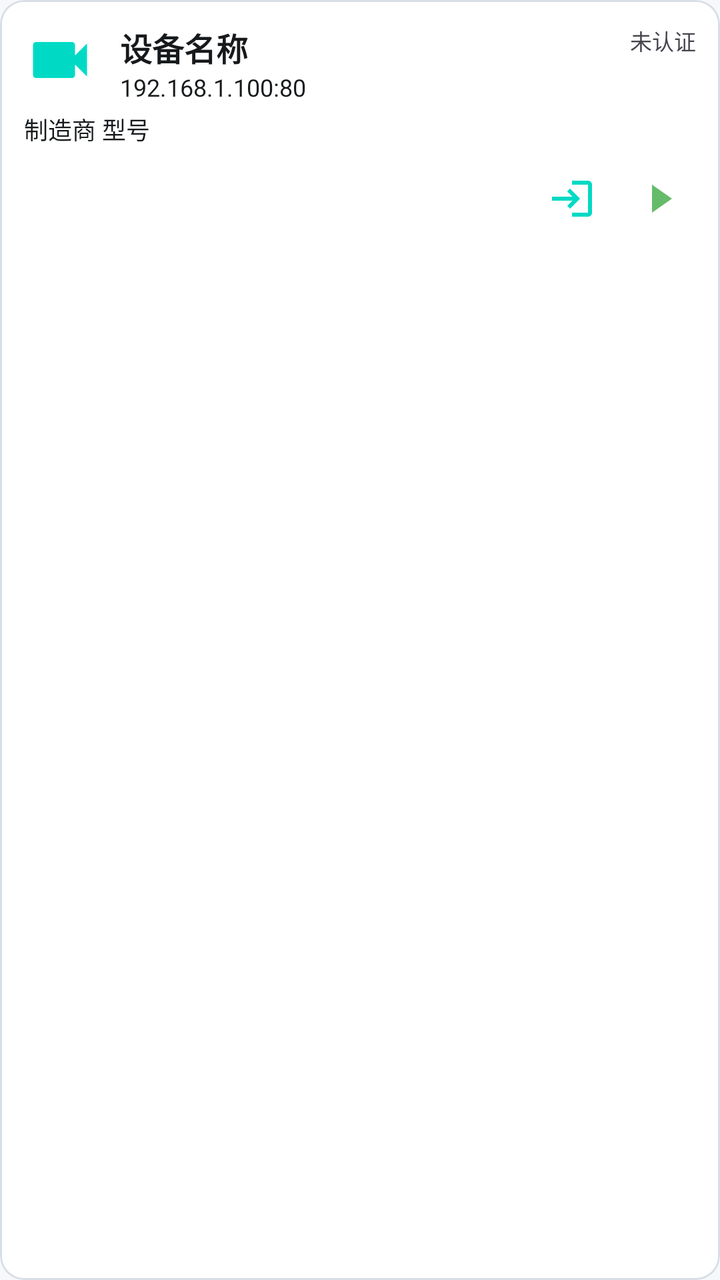
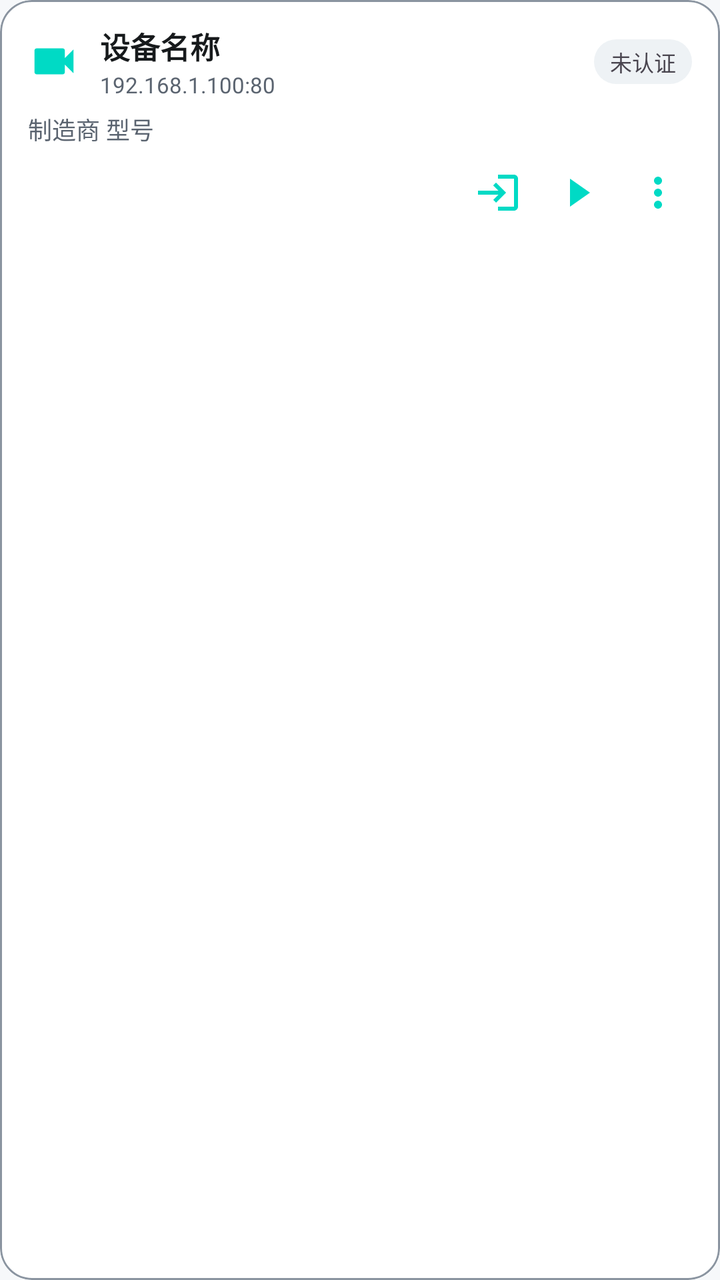

Screens rendered from an Android XML layout before and after an edit, with the pre-edit source and the edit as a unified diff.
<!-- AndroidManifest.xml: application theme Theme.NetworkTool -->
<!-- res/layout/item_onvif_device.xml -->
<?xml version="1.0" encoding="utf-8"?>
<com.google.android.material.card.MaterialCardView xmlns:android="http://schemas.android.com/apk/res/android"
    xmlns:app="http://schemas.android.com/apk/res-auto"
    android:id="@+id/cardView"
    android:layout_width="match_parent"
    android:layout_height="wrap_content"
    android:layout_margin="8dp"
    app:cardCornerRadius="12dp"
    app:cardElevation="0dp">

    <LinearLayout
        android:layout_width="match_parent"
        android:layout_height="wrap_content"
        android:orientation="vertical"
        android:padding="12dp">

        
        <LinearLayout
            android:layout_width="match_parent"
            android:layout_height="wrap_content"
            android:orientation="horizontal">

            <ImageView
                android:layout_width="36dp"
                android:layout_height="36dp"
                android:src="@drawable/ic_videocam"
                app:tint="?attr/colorAccent" />

            <LinearLayout
                android:layout_width="0dp"
                android:layout_height="wrap_content"
                android:layout_marginStart="12dp"
                android:layout_weight="1"
                android:orientation="vertical">

                <TextView
                    android:id="@+id/nameText"
                    android:layout_width="match_parent"
                    android:layout_height="wrap_content"
                    android:text="设备名称"
                    android:textColor="?attr/colorOnSurface"
                    android:textSize="16sp"
                    android:textStyle="bold" />

                <TextView
                    android:id="@+id/addressText"
                    android:layout_width="match_parent"
                    android:layout_height="wrap_content"
                    android:text="192.168.1.100:80"
                    android:textColor="?attr/colorOnSurface"
                    android:textSize="12sp" />

            </LinearLayout>

            <TextView
                android:id="@+id/statusText"
                android:layout_width="wrap_content"
                android:layout_height="wrap_content"
                android:text="未认证"
                android:textSize="11sp" />

        </LinearLayout>

        
        <TextView
            android:id="@+id/infoText"
            android:layout_width="match_parent"
            android:layout_height="wrap_content"
            android:layout_marginTop="4dp"
            android:text="制造商 型号"
            android:textColor="?attr/colorOnSurface"
            android:textSize="12sp" />

        
        <LinearLayout
            android:layout_width="match_parent"
            android:layout_height="wrap_content"
            android:layout_marginTop="8dp"
            android:gravity="end"
            android:orientation="horizontal">

            <ImageButton
                android:id="@+id/connectButton"
                android:layout_width="36dp"
                android:layout_height="36dp"
                android:background="?attr/selectableItemBackgroundBorderless"
                android:src="@drawable/ic_login"
                android:contentDescription="连接"
                app:tint="?attr/colorAccent" />

            <ImageButton
                android:id="@+id/streamButton"
                android:layout_width="36dp"
                android:layout_height="36dp"
                android:layout_marginStart="8dp"
                android:background="?attr/selectableItemBackgroundBorderless"
                android:src="@drawable/ic_play"
                android:contentDescription="播放流"
                app:tint="#66BB6A" />

            <ImageButton
                android:id="@+id/menuButton"
                android:layout_width="36dp"
                android:layout_height="36dp"
                android:layout_marginStart="8dp"
                android:background="?attr/selectableItemBackgroundBorderless"
                android:src="@drawable/ic_more_vert"
                android:contentDescription="更多选项"
                android:visibility="gone"
                app:tint="?attr/colorAccent" />

        </LinearLayout>

    </LinearLayout>

</com.google.android.material.card.MaterialCardView>
<!-- resources referenced by this layout -->
<resources>
  <!-- drawable ic_login (drawable) -->
  <?xml version="1.0" encoding="utf-8"?>
  <vector xmlns:android="http://schemas.android.com/apk/res/android"
      android:width="24dp"
      android:height="24dp"
      android:viewportWidth="24"
      android:viewportHeight="24">
      <path
          android:fillColor="#000000"
          android:pathData="M11,7L9.6,8.4l2.6,2.6H2v2h10.2l-2.6,2.6L11,17l5,-5L11,7zM20,19h-8v2h8c1.1,0 2,-0.9 2,-2V5c0,-1.1 -0.9,-2 -2,-2h-8v2h8V19z" />
  </vector>
  <!-- drawable ic_more_vert (drawable) -->
  <vector xmlns:android="http://schemas.android.com/apk/res/android"
      android:width="24dp"
      android:height="24dp"
      android:viewportWidth="24"
      android:viewportHeight="24">
      <path
          android:fillColor="#000000"
          android:pathData="M12,8c1.1,0 2,-0.9 2,-2s-0.9,-2 -2,-2 -2,0.9 -2,2 0.9,2 2,2zM12,10c-1.1,0 -2,0.9 -2,2s0.9,2 2,2 2,-0.9 2,-2 -0.9,-2 -2,-2zM12,16c-1.1,0 -2,0.9 -2,2s0.9,2 2,2 2,-0.9 2,-2 -0.9,-2 -2,-2z"/>
  </vector>
  <!-- drawable ic_play (drawable) -->
  <?xml version="1.0" encoding="utf-8"?>
  <vector xmlns:android="http://schemas.android.com/apk/res/android"
      android:width="24dp"
      android:height="24dp"
      android:viewportWidth="24"
      android:viewportHeight="24">
      <path
          android:pathData="M8 5l10 7-10 7z"
          android:fillColor="#FF000000" />
  </vector>
  <!-- drawable ic_videocam (drawable) -->
  <?xml version="1.0" encoding="utf-8"?>
  <vector xmlns:android="http://schemas.android.com/apk/res/android"
      android:width="24dp"
      android:height="24dp"
      android:viewportWidth="24"
      android:viewportHeight="24">
      <path
          android:fillColor="#000000"
          android:pathData="M17,10.5V7c0,-0.55 -0.45,-1 -1,-1H4c-0.55,0 -1,0.45 -1,1v10c0,0.55 0.45,1 1,1h12c0.55,0 1,-0.45 1,-1v-3.5l4,4v-11l-4,4z" />
  </vector>
  <color name="colorPrimary">#00DAC5</color>
  <color name="colorPrimaryDark">#00B5A1</color>
  <color name="colorAccent">#00DAC5</color>
  <color name="colorOnPrimary">#00201C</color>
  <color name="colorPrimaryContainer">#B8FFF7</color>
  <color name="colorOnPrimaryContainer">#00201C</color>
  <color name="colorBackground">#F6F8FA</color>
  <color name="colorSurface">#FFFFFF</color>
  <color name="colorOnSurface">#171A1C</color>
  <color name="colorOnBackground">#171A1C</color>
  <color name="colorSurfaceContainer">#EEF2F5</color>
  <color name="textSecondary">#5B6470</color>
  <color name="colorOutline">#8A94A0</color>
  <color name="colorOutlineVariant">#D8DEE5</color>
  <color name="textPrimary">#171A1C</color>
  <style name="Widget.NetworkTool.Toolbar" parent="Widget.Material3.Toolbar">
          <item name="android:background">@android:color/transparent</item>
          <item name="android:elevation">0dp</item>
          <item name="titleTextColor">?attr/colorOnSurface</item>
          <item name="titleTextAppearance">@style/TextAppearance.NetworkTool.ToolbarTitle</item>
          <item name="subtitleTextColor">?attr/colorOnSurfaceVariant</item>
          <item name="navigationIconTint">?attr/colorOnSurface</item>
      </style>
  <style name="Widget.NetworkTool.Button" parent="Widget.Material3.Button">
          <item name="android:elevation">0dp</item>
          <item name="android:stateListAnimator">@null</item>
      </style>
  <style name="TextAppearance.NetworkTool.ToolbarTitle" parent="TextAppearance.Material3.TitleLarge">
          <item name="android:textSize">20sp</item>
          <item name="android:textStyle">bold</item>
          <item name="android:textColor">?attr/colorOnSurface</item>
      </style>
  <!-- unchanged entries left out for length: 1 -->
</resources>

<!-- the commit's change to res/layout/item_onvif_device.xml (unified diff, before → after) -->
@@ -4,32 +4,38 @@
     android:id="@+id/cardView"
     android:layout_width="match_parent"
     android:layout_height="wrap_content"
-    android:layout_margin="8dp"
-    app:cardCornerRadius="12dp"
-    app:cardElevation="0dp">
+    android:layout_marginHorizontal="12dp"
+    android:layout_marginVertical="5dp"
+    app:cardCornerRadius="16dp"
+    app:cardElevation="0dp"
+    app:strokeWidth="1dp"
+    app:strokeColor="?attr/colorOutline">
 
     <LinearLayout
         android:layout_width="match_parent"
         android:layout_height="wrap_content"
         android:orientation="vertical"
-        android:padding="12dp">
+        android:paddingHorizontal="14dp"
+        android:paddingVertical="12dp">
 
         
         <LinearLayout
             android:layout_width="match_parent"
             android:layout_height="wrap_content"
+            android:gravity="center_vertical"
             android:orientation="horizontal">
 
             <ImageView
-                android:layout_width="36dp"
-                android:layout_height="36dp"
+                android:layout_width="26dp"
+                android:layout_height="26dp"
+                android:contentDescription="摄像头"
                 android:src="@drawable/ic_videocam"
                 app:tint="?attr/colorAccent" />
 
             <LinearLayout
                 android:layout_width="0dp"
                 android:layout_height="wrap_content"
-                android:layout_marginStart="12dp"
+                android:layout_marginStart="10dp"
                 android:layout_weight="1"
                 android:orientation="vertical">
 
@@ -37,18 +43,23 @@
                     android:id="@+id/nameText"
                     android:layout_width="match_parent"
                     android:layout_height="wrap_content"
+                    android:ellipsize="end"
+                    android:maxLines="1"
                     android:text="设备名称"
                     android:textColor="?attr/colorOnSurface"
-                    android:textSize="16sp"
+                    android:textSize="15sp"
                     android:textStyle="bold" />
 
                 <TextView
                     android:id="@+id/addressText"
                     android:layout_width="match_parent"
                     android:layout_height="wrap_content"
+                    android:layout_marginTop="1dp"
+                    android:ellipsize="end"
+                    android:maxLines="1"
                     android:text="192.168.1.100:80"
-                    android:textColor="?attr/colorOnSurface"
-                    android:textSize="12sp" />
+                    android:textColor="?attr/colorOnSurfaceVariant"
+                    android:textSize="11sp" />
 
             </LinearLayout>
 
@@ -56,6 +67,10 @@
                 android:id="@+id/statusText"
                 android:layout_width="wrap_content"
                 android:layout_height="wrap_content"
+                android:layout_marginStart="8dp"
+                android:background="@drawable/bg_chip"
+                android:paddingHorizontal="8dp"
+                android:paddingVertical="3dp"
                 android:text="未认证"
                 android:textSize="11sp" />
 
@@ -66,47 +81,48 @@
             android:id="@+id/infoText"
             android:layout_width="match_parent"
             android:layout_height="wrap_content"
-            android:layout_marginTop="4dp"
+            android:layout_marginTop="6dp"
+            android:ellipsize="end"
+            android:maxLines="2"
             android:text="制造商 型号"
-            android:textColor="?attr/colorOnSurface"
+            android:textColor="?attr/colorOnSurfaceVariant"
             android:textSize="12sp" />
 
         
         <LinearLayout
             android:layout_width="match_parent"
             android:layout_height="wrap_content"
-            android:layout_marginTop="8dp"
+            android:layout_marginTop="6dp"
             android:gravity="end"
             android:orientation="horizontal">
 
             <ImageButton
                 android:id="@+id/connectButton"
-                android:layout_width="36dp"
-                android:layout_height="36dp"
+                android:layout_width="34dp"
+                android:layout_height="34dp"
                 android:background="?attr/selectableItemBackgroundBorderless"
+                android:contentDescription="连接"
                 android:src="@drawable/ic_login"
-                android:contentDescription="连接"
                 app:tint="?attr/colorAccent" />
 
             <ImageButton
                 android:id="@+id/streamButton"
-                android:layout_width="36dp"
-                android:layout_height="36dp"
-                android:layout_marginStart="8dp"
+                android:layout_width="34dp"
+                android:layout_height="34dp"
+                android:layout_marginStart="6dp"
                 android:background="?attr/selectableItemBackgroundBorderless"
+                android:contentDescription="播放流"
                 android:src="@drawable/ic_play"
-                android:contentDescription="播放流"
-                app:tint="#66BB6A" />
+                app:tint="?attr/colorAccent" />
 
             <ImageButton
                 android:id="@+id/menuButton"
-                android:layout_width="36dp"
-                android:layout_height="36dp"
-                android:layout_marginStart="8dp"
+                android:layout_width="34dp"
+                android:layout_height="34dp"
+                android:layout_marginStart="6dp"
                 android:background="?attr/selectableItemBackgroundBorderless"
+                android:contentDescription="设备功能菜单"
                 android:src="@drawable/ic_more_vert"
-                android:contentDescription="更多选项"
-                android:visibility="gone"
                 app:tint="?attr/colorAccent" />
 
         </LinearLayout>
<!-- resource entries referenced after the edit -->
@@ -1,5 +1,12 @@
 <!-- resources referenced by this layout -->
 <resources>
+  <!-- drawable bg_chip (drawable) -->
+  <?xml version="1.0" encoding="utf-8"?>
+  <shape xmlns:android="http://schemas.android.com/apk/res/android"
+      android:shape="rectangle">
+      <solid android:color="?attr/colorSurfaceVariant" />
+      <corners android:radius="12dp" />
+  </shape>
   <!-- drawable ic_login (drawable) -->
   <?xml version="1.0" encoding="utf-8"?>
   <vector xmlns:android="http://schemas.android.com/apk/res/android"
